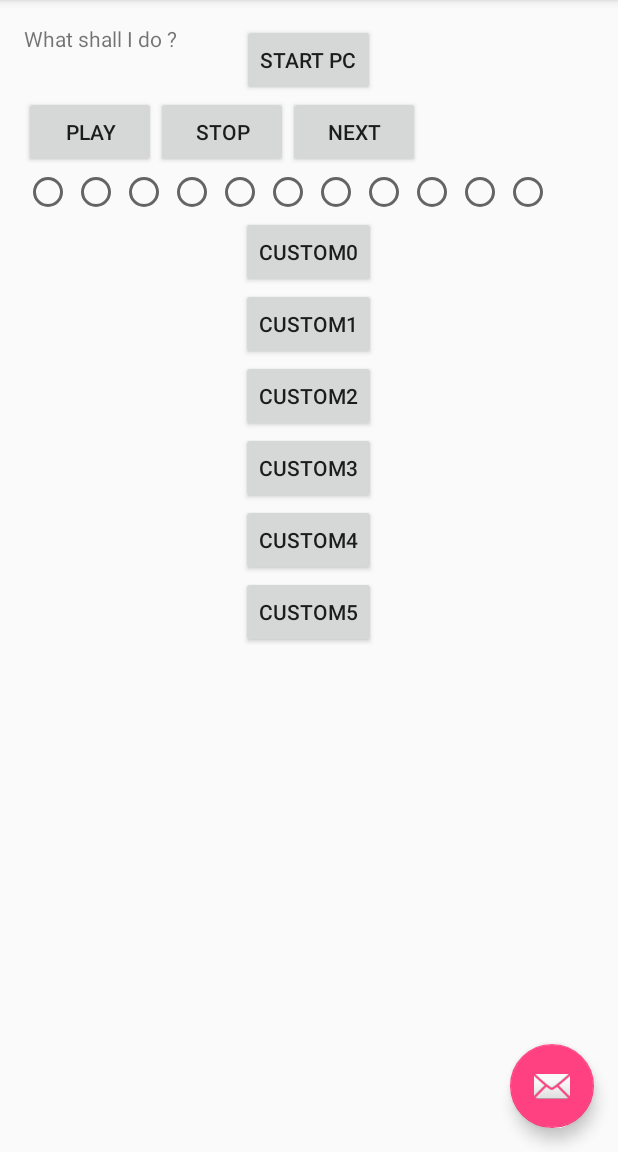
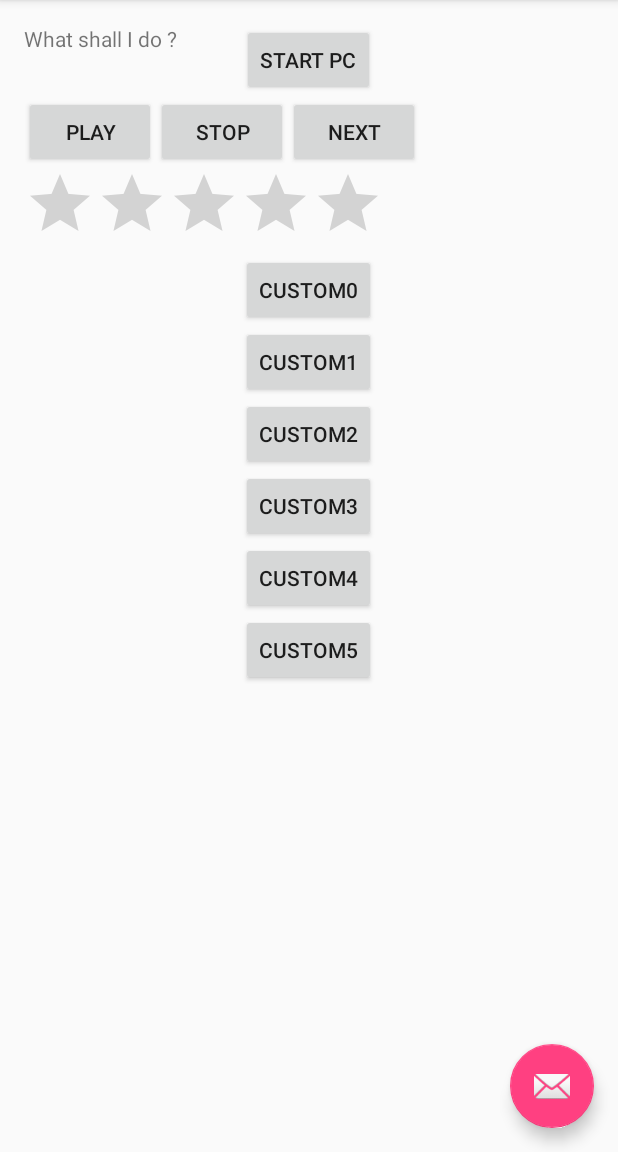
Before and after one commit to lerignoux/droid-control, an Android app: the screen it shows after launch (MainActivity), on a phone screen of 412 x 824 dp, the part 84-1236 px from its top. Run offline under Robolectric (Android 15) with nearby library versions, the phone set to English and light mode, and no system bars; libraries missing offline, so code that uses them is left out: com.jcraft.jsch.

Commit message:
Using a rating bar instead of buttons for music rank

```diff
--- a/droid_control/src/main/res/layout/content_main.xml
+++ b/droid_control/src/main/res/layout/content_main.xml
@@ -68,88 +68,11 @@
             android:layout_height="wrap_content"
             android:layout_gravity="center">
 
-            <RadioButton
+            <RatingBar
                 android:layout_width="wrap_content"
                 android:layout_height="wrap_content"
-                android:id="@+id/rank0"
-                android:checked="false"
-                android:layout_gravity="center"
-                android:onClick="onButtonClick" />
+                android:id="@+id/ratingBar" />
 
-            <RadioButton
-                android:layout_width="wrap_content"
-                android:layout_height="wrap_content"
-                android:id="@+id/rank1"
-                android:checked="false"
-                android:layout_gravity="center"
-                android:onClick="onButtonClick" />
-
-            <RadioButton
-                android:layout_width="wrap_content"
-                android:layout_height="wrap_content"
-                android:id="@+id/rank2"
-                android:checked="false"
-                android:layout_gravity="center"
-                android:onClick="onButtonClick" />
-
-            <RadioButton
-                android:layout_width="wrap_content"
-                android:layout_height="wrap_content"
-                android:id="@+id/rank3"
-                android:checked="false"
-                android:layout_gravity="center"
-                android:onClick="onButtonClick" />
-
-            <RadioButton
-                android:layout_width="wrap_content"
-                android:layout_height="wrap_content"
-                android:id="@+id/rank4"
-                android:checked="false"
-                android:layout_gravity="center"
-                android:onClick="onButtonClick" />
-
-            <RadioButton
-                android:layout_width="wrap_content"
-                android:layout_height="wrap_content"
-                android:id="@+id/rank5"
-                android:checked="false"
-                android:layout_gravity="center"
-                android:onClick="onButtonClick" />
-
-            <RadioButton
-                android:layout_width="wrap_content"
-                android:layout_height="wrap_content"
-                android:id="@+id/rank6"
-                android:checked="false"
-                android:onClick="onButtonClick" />
-
-            <RadioButton
-                android:layout_width="wrap_content"
-                android:layout_height="wrap_content"
-                android:id="@+id/rank7"
-                android:checked="false"
-                android:onClick="onButtonClick" />
-
-            <RadioButton
-                android:layout_width="wrap_content"
-                android:layout_height="wrap_content"
-                android:id="@+id/rank8"
-                android:checked="false"
-                android:onClick="onButtonClick" />
-
-            <RadioButton
-                android:layout_width="wrap_content"
-                android:layout_height="wrap_content"
-                android:id="@+id/rank9"
-                android:checked="false"
-                android:onClick="onButtonClick" />
-
-            <RadioButton
-                android:layout_width="wrap_content"
-                android:layout_height="wrap_content"
-                android:id="@+id/rank10"
-                android:checked="false"
-                android:onClick="onButtonClick" />
         </LinearLayout>
 
         <Button
```
Also changed, not shown: droid_control/src/main/java/lerignoux/droid_control/MainActivity.java (+2 -29 lines).
